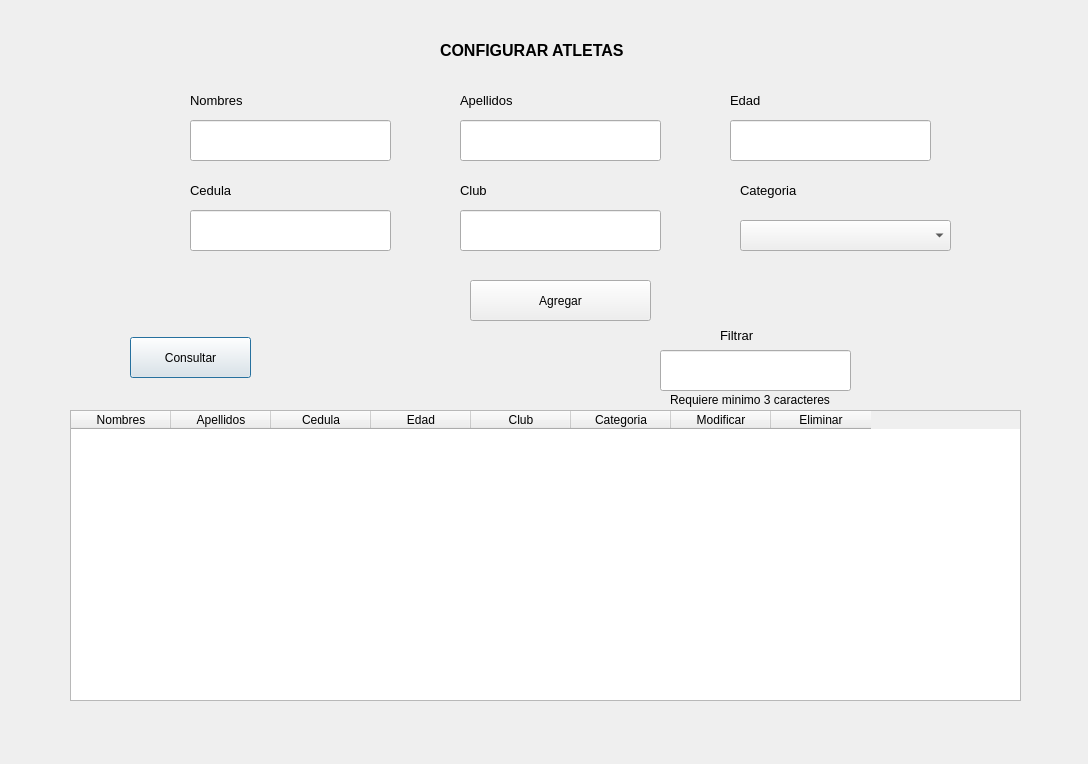
Above: qt/athletesView.ui from germang2/CrossfitTimer before the change. Below: the same form after it.
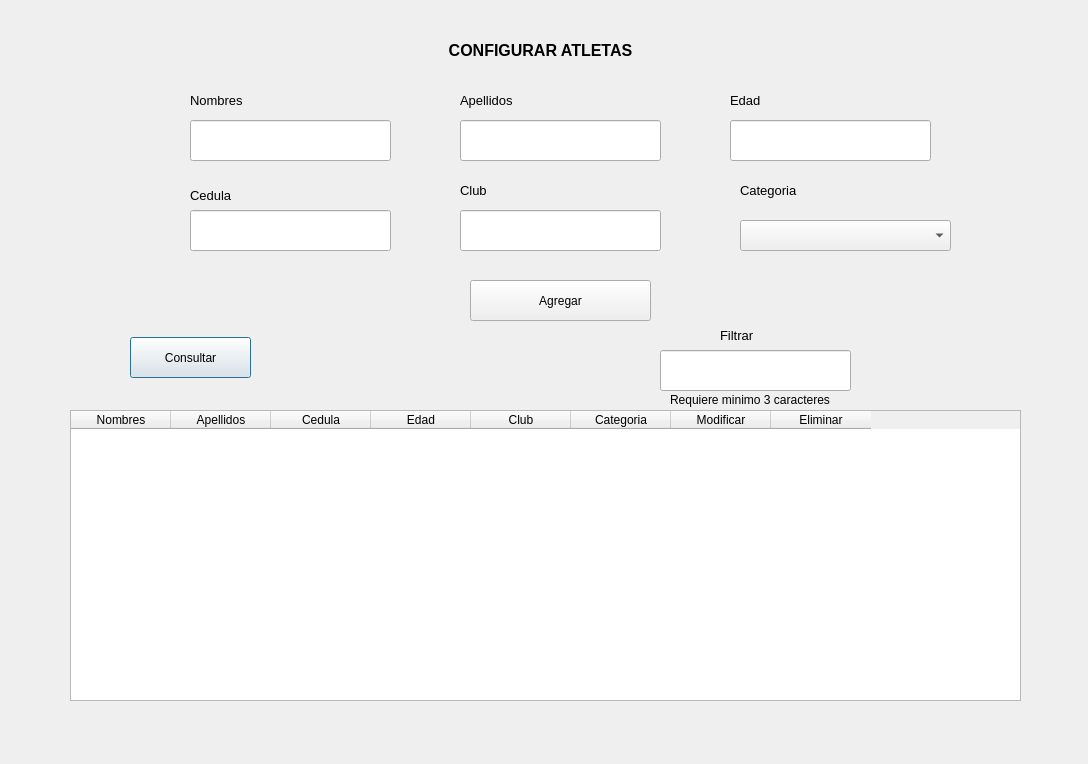
That is the form after the change.

The edit to the form file:
```diff
--- a/qt/athletesView.ui
+++ b/qt/athletesView.ui
@@ -16,9 +16,9 @@
   <widget class="QLabel" name="label">
    <property name="geometry">
     <rect>
-     <x>440</x>
+     <x>0</x>
      <y>30</y>
-     <width>231</width>
+     <width>1081</width>
      <height>41</height>
     </rect>
    </property>
@@ -33,6 +33,9 @@
    <property name="text">
     <string>CONFIGURAR ATLETAS</string>
    </property>
+   <property name="alignment">
+    <set>Qt::AlignCenter</set>
+   </property>
   </widget>
   <widget class="QLabel" name="label_2">
    <property name="geometry">
@@ -545,9 +548,9 @@
    <property name="geometry">
     <rect>
      <x>190</x>
-     <y>170</y>
+     <y>180</y>
      <width>101</width>
-     <height>41</height>
+     <height>31</height>
     </rect>
    </property>
    <property name="font">
```
